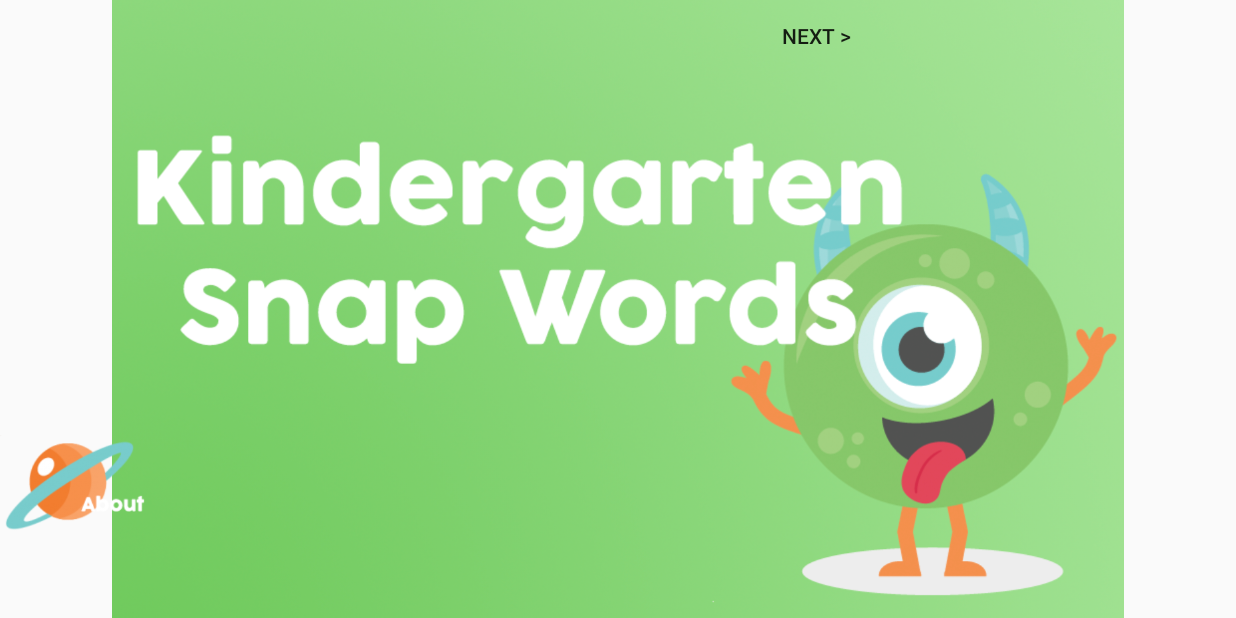
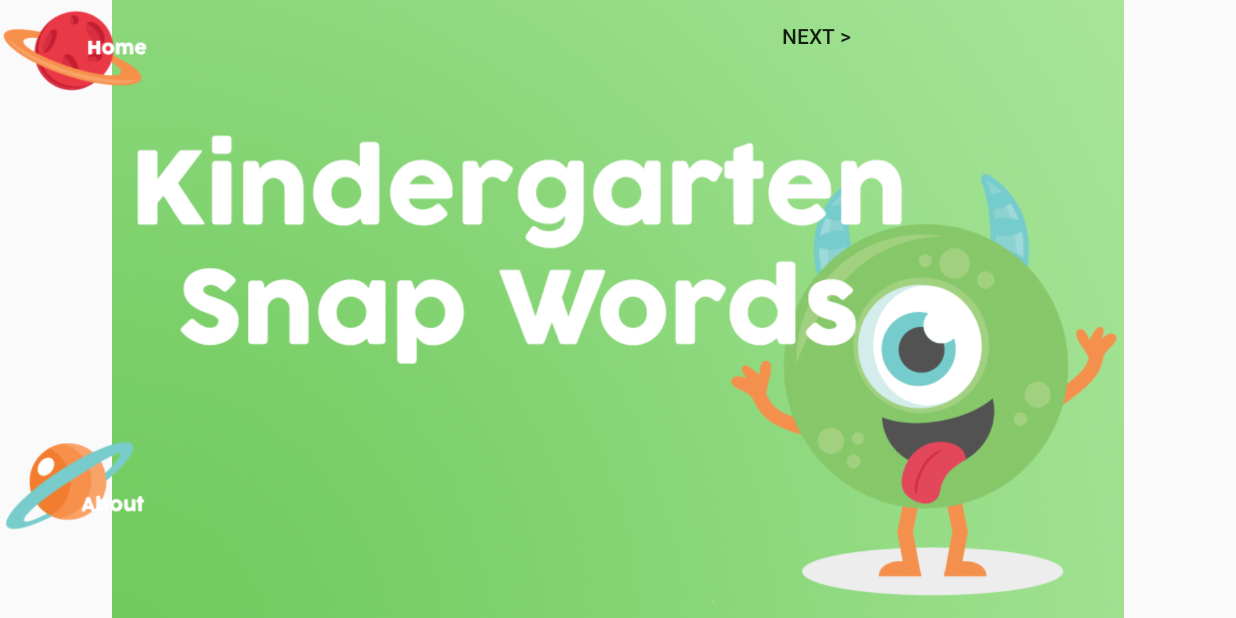
Before and after one commit to emilylakic/cs441-childreadingaid, an Android app: the screen it shows after launch (MainActivity), on a phone screen of 824 x 412 dp (held sideways). Run offline under Robolectric (Android 15) with nearby library versions, the phone set to English and light mode, and no system bars.

Commit message:
Home button added

```diff
--- a/app/src/main/java/com/example/myapplication/cs441_childreadingaid/MainActivity.java
+++ b/app/src/main/java/com/example/myapplication/cs441_childreadingaid/MainActivity.java
@@ -5,19 +5,42 @@ import androidx.appcompat.app.AppCompatActivity;
 import android.os.Bundle;
 import android.view.View;
 import android.widget.Button;
+import android.widget.ImageButton;
 import android.widget.TextView;
 import android.content.Intent;
 
 public class MainActivity extends AppCompatActivity {
 
     Button letsBegin;
+    ImageButton aboutButton;
+    ImageButton homeButton;
 
     @Override
     protected void onCreate(Bundle savedInstanceState) {
         super.onCreate(savedInstanceState);
         setContentView(R.layout.activity_main);
         letsBegin = (Button) findViewById(R.id.letsBegin);
+        aboutButton = (ImageButton) findViewById(R.id.aboutButton);
+        homeButton = (ImageButton) findViewById(R.id.homeButton);
         letsBegin.setOnClickListener(new View.OnClickListener() {
+
+            public void onClick(View v) {
+
+                Intent intent = new Intent(MainActivity.this, SecondActivity.class);
+
+                startActivity(intent);
+            }
+        });
+        aboutButton.setOnClickListener(new View.OnClickListener() {
+
+            public void onClick(View v) {
+
+                Intent intent = new Intent(MainActivity.this, SixthActivity.class);
+
+                startActivity(intent);
+            }
+        });
+        homeButton.setOnClickListener(new View.OnClickListener() {
 
             public void onClick(View v) {
 
--- a/app/src/main/res/layout/activity_main.xml
+++ b/app/src/main/res/layout/activity_main.xml
@@ -22,7 +22,7 @@
         android:text="Next >" />
 
     <ImageButton
-        android:id="@+id/imageButton"
+        android:id="@+id/aboutButton"
         android:layout_width="wrap_content"
         android:background="@android:color/transparent"
         android:layout_height="wrap_content"
@@ -33,4 +33,16 @@
         android:scaleType="fitCenter"
         app:srcCompat="@drawable/about" />
 
+    <ImageButton
+        android:id="@+id/homeButton"
+        android:layout_width="wrap_content"
+        android:background="@android:color/transparent"
+        android:layout_height="wrap_content"
+        android:layout_marginTop="5dp"
+        android:adjustViewBounds="true"
+        android:maxWidth="100dp"
+        android:maxHeight="100dp"
+        android:scaleType="fitCenter"
+        app:srcCompat="@drawable/home" />
+
 </RelativeLayout>
```
Also changed, not shown: app/src/main/AndroidManifest.xml (+17 -9 lines), app/src/main/java/com/example/myapplication/cs441_childreadingaid/SixthActivity.java (added, +14 -0 lines), app/src/main/res/layout/activity_sixth.xml (added, +14 -0 lines), app/src/main/res/drawable/home.png (added).
